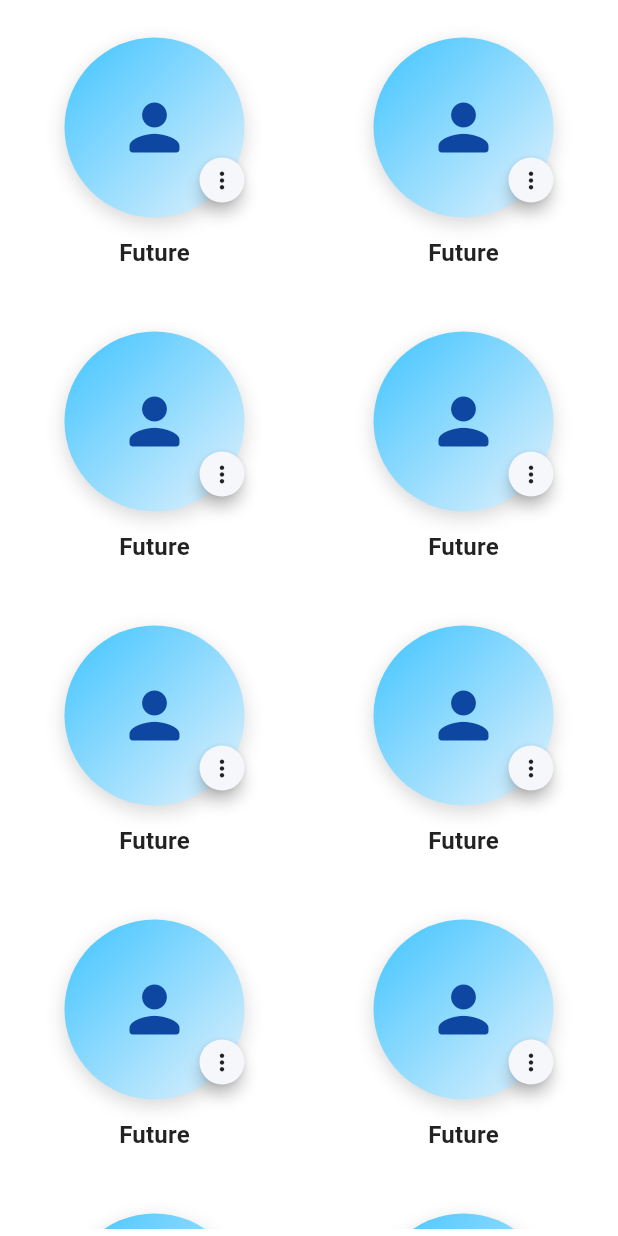
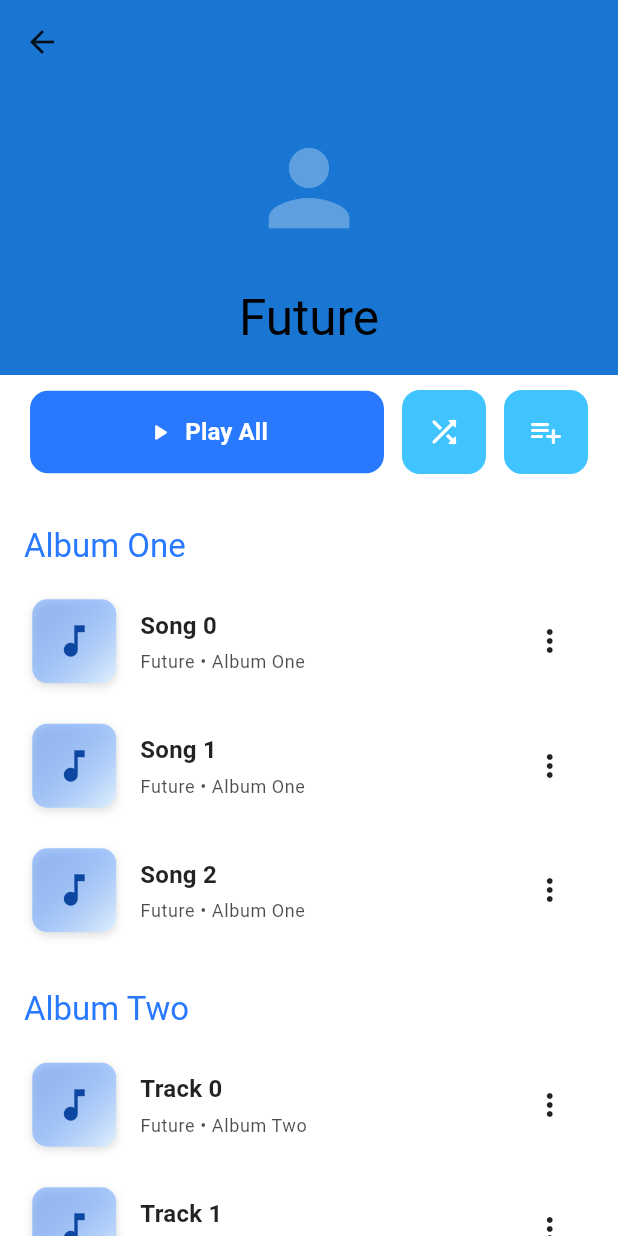
Before and after one commit to OpyrusDevOp/BetterTune, a Flutter app: the ArtistsPage widget shown alone on an empty page, opened directly, after a tap on "Future", on a phone screen of 412 x 824 dp. Run offline on Flutter 3.47's test engine with Material 3 defaults, Android fonts, the phone set to English and light mode, and no system bars.

Commit message:
feat: Implement artist, album, and playlist detail pages, introduce global action buttons and selection bottom bar, and update media listing pages.

```diff
--- /dev/null
+++ b/lib/models/playlist.dart
@@ -0,0 +1,13 @@
+class Playlist {
+  final String id;
+  final String name;
+  final int songCount;
+  final String? coverUrl;
+
+  const Playlist({
+    required this.id,
+    required this.name,
+    this.songCount = 0,
+    this.coverUrl,
+  });
+}
--- /dev/null
+++ b/lib/presentations/components/global_action_buttons.dart
@@ -0,0 +1,78 @@
+import 'package:flutter/material.dart';
+
+class GlobalActionButtons extends StatelessWidget {
+  final VoidCallback onPlayAll;
+  final VoidCallback onShuffle;
+  final VoidCallback onAddToPlaylist;
+
+  const GlobalActionButtons({
+    super.key,
+    required this.onPlayAll,
+    required this.onShuffle,
+    required this.onAddToPlaylist,
+  });
+
+  @override
+  Widget build(BuildContext context) {
+    final theme = Theme.of(context);
+    final colorScheme = theme.colorScheme;
+
+    return Padding(
+      padding: const EdgeInsets.symmetric(horizontal: 20.0, vertical: 10.0),
+      child: Row(
+        mainAxisAlignment: MainAxisAlignment.center,
+        children: [
+          // Play All Button (Prominent)
+          Expanded(
+            child: FilledButton.icon(
+              onPressed: onPlayAll,
+              style: FilledButton.styleFrom(
+                padding: const EdgeInsets.symmetric(vertical: 16),
+                backgroundColor: colorScheme.primary,
+                foregroundColor: colorScheme.onPrimary,
+                shape: RoundedRectangleBorder(
+                  borderRadius: BorderRadius.circular(12),
+                ),
+              ),
+              icon: const Icon(Icons.play_arrow_rounded),
+              label: const Text(
+                "Play All",
+                style: TextStyle(fontWeight: FontWeight.bold, fontSize: 16),
+              ),
+            ),
+          ),
+          const SizedBox(width: 12),
+          // Shuffle Button (Secondary)
+          IconButton.filledTonal(
+            onPressed: onShuffle,
+            style: IconButton.styleFrom(
+              padding: const EdgeInsets.all(16),
+              backgroundColor: colorScheme.secondaryContainer,
+              foregroundColor: colorScheme.onSecondaryContainer,
+              shape: RoundedRectangleBorder(
+                borderRadius: BorderRadius.circular(12),
+              ),
+            ),
+            icon: const Icon(Icons.shuffle_rounded),
+            tooltip: "Shuffle",
+          ),
+          const SizedBox(width: 12),
+          // Add to Playlist Button (Secondary)
+          IconButton.filledTonal(
+            onPressed: onAddToPlaylist,
+            style: IconButton.styleFrom(
+              padding: const EdgeInsets.all(16),
+              backgroundColor: colorScheme.secondaryContainer,
+              foregroundColor: colorScheme.onSecondaryContainer,
+              shape: RoundedRectangleBorder(
+                borderRadius: BorderRadius.circular(12),
+              ),
+            ),
+            icon: const Icon(Icons.playlist_add_rounded),
+            tooltip: "Add to Playlist",
+          ),
+        ],
+      ),
+    );
+  }
+}
--- /dev/null
+++ b/lib/presentations/components/selection_bottom_bar.dart
@@ -0,0 +1,80 @@
+import 'package:flutter/material.dart';
+
+class SelectionBottomBar extends StatelessWidget {
+  final int selectionCount;
+  final VoidCallback onPlay;
+  final VoidCallback onAddToPlaylist;
+  final VoidCallback? onDelete; // Optional, mainly for playlists
+
+  const SelectionBottomBar({
+    super.key,
+    required this.selectionCount,
+    required this.onPlay,
+    required this.onAddToPlaylist,
+    this.onDelete,
+  });
+
+  @override
+  Widget build(BuildContext context) {
+    if (selectionCount == 0) return const SizedBox.shrink();
+
+    final colorScheme = Theme.of(context).colorScheme;
+
+    return Container(
+      padding: const EdgeInsets.symmetric(horizontal: 20, vertical: 15),
+      margin: const EdgeInsets.all(15),
+      decoration: BoxDecoration(
+        color: colorScheme.surfaceContainer,
+        borderRadius: BorderRadius.circular(16),
+        boxShadow: [
+          BoxShadow(
+            color: Colors.black26,
+            blurRadius: 10,
+            offset: Offset(0, 4),
+          ),
+        ],
+      ),
+      child: Row(
+        mainAxisAlignment: MainAxisAlignment.spaceAround,
+        children: [
+          // Count Indicator
+          Container(
+            padding: const EdgeInsets.symmetric(horizontal: 12, vertical: 6),
+            decoration: BoxDecoration(
+              color: colorScheme.primary.withAlpha(30),
+              borderRadius: BorderRadius.circular(20),
+            ),
+            child: Text(
+              "$selectionCount Selected",
+              style: TextStyle(
+                color: colorScheme.primary,
+                fontWeight: FontWeight.bold,
+              ),
+            ),
+          ),
+          const Spacer(),
+          // Actions
+          IconButton(
+            onPressed: onPlay,
+            tooltip: "Play Selection",
+            icon: Icon(Icons.play_arrow_rounded, color: colorScheme.primary),
+          ),
+          IconButton(
+            onPressed: onAddToPlaylist,
+            tooltip: "Add to Playlist",
+            icon: Icon(Icons.playlist_add_rounded, color: colorScheme.primary),
+          ),
+          if (onDelete != null)
+            IconButton(
+              onPressed: onDelete,
+              tooltip: "Remove/Delete",
+              icon: Icon(
+                Icons.delete_outline_rounded,
+                color: colorScheme.error,
+              ),
+            ),
+        ],
+      ),
+    );
+  }
+}
--- a/lib/presentations/pages/artists_page.dart
+++ b/lib/presentations/pages/artists_page.dart
@@ -1,5 +1,7 @@
 import 'package:bettertune/models/artist.dart';
 import 'package:bettertune/presentations/components/artist_card.dart';
+import 'package:bettertune/presentations/components/selection_bottom_bar.dart';
+import 'package:bettertune/presentations/pages/details/artist_details_page.dart';
 import 'package:flutter/material.dart';
 
 class ArtistsPage extends StatefulWidget {
@@ -33,11 +35,14 @@ class ArtistsPageState extends State<ArtistsPage> {
         }
         if (context.mounted) Navigator.pop(context);
       },
-      child: Padding(
+      child: Stack(
+        children: [
+          Padding(
             padding: const EdgeInsets.all(5.0),
             child: GridView.count(
               crossAxisCount: 2,
               crossAxisSpacing: 10,
+              padding: const EdgeInsets.only(bottom: 100),
               children: List.generate(artists.length, (index) {
                 final artist = artists[index];
                 return ArtistCard(
@@ -45,10 +50,32 @@ class ArtistsPageState extends State<ArtistsPage> {
                   selectionMode: selectionMode,
                   isSelect: selectedArtists.contains(artist),
                   onSelection: () => onArtistSelection(artist),
-              onPress: () {},
+                  onPress: () {
+                    if (selectionMode) {
+                      onArtistSelection(artist);
+                    } else {
+                      Navigator.push(
+                        context,
+                        MaterialPageRoute(
+                          builder: (context) =>
+                              ArtistDetailsPage(artist: artist),
+                        ),
+                      );
+                    }
+                  },
                 );
               }),
             ),
+          ),
+          Align(
+            alignment: Alignment.bottomCenter,
+            child: SelectionBottomBar(
+              selectionCount: selectedArtists.length,
+              onPlay: () => print("Play Selected Artists"),
+              onAddToPlaylist: () => print("Add Selected Artists to Playlist"),
+            ),
+          ),
+        ],
       ),
     );
   }
--- /dev/null
+++ b/lib/presentations/pages/details/album_details_page.dart
@@ -0,0 +1,159 @@
+import 'package:bettertune/models/album.dart';
+import 'package:bettertune/models/song.dart';
+import 'package:bettertune/presentations/components/global_action_buttons.dart';
+import 'package:bettertune/presentations/components/selection_bottom_bar.dart';
+import 'package:bettertune/presentations/components/song_tile.dart';
+import 'package:flutter/material.dart';
+
+class AlbumDetailsPage extends StatefulWidget {
+  final Album album;
+
+  const AlbumDetailsPage({super.key, required this.album});
+
+  @override
+  State<AlbumDetailsPage> createState() => _AlbumDetailsPageState();
+}
+
+class _AlbumDetailsPageState extends State<AlbumDetailsPage> {
+  // Mock songs for this album
+  late List<Song> songs;
+  bool selectionMode = false;
+  Set<Song> selectedSongs = {};
+
+  @override
+  void initState() {
+    super.initState();
+    songs = List.generate(
+      12,
+      (index) => Song(
+        id: "${widget.album.id}_$index",
+        name: "Track ${index + 1}",
+        album: widget.album.title,
+        artist: widget.album.artist,
+        isFavorite: false,
+      ),
+    );
+  }
+
+  @override
+  Widget build(BuildContext context) {
+    return Scaffold(
+      body: Stack(
+        children: [
+          CustomScrollView(
+            slivers: [
+              // 1. Sliver AppBar with Hero Image
+              SliverAppBar(
+                expandedHeight: 300,
+                pinned: true,
+                flexibleSpace: FlexibleSpaceBar(
+                  title: Text(widget.album.title),
+                  centerTitle: true,
+                  background: Stack(
+                    fit: StackFit.expand,
+                    children: [
+                      Container(
+                        decoration: BoxDecoration(
+                          gradient: LinearGradient(
+                            colors: [
+                              Theme.of(context).primaryColor,
+                              Theme.of(context).colorScheme.surface,
+                            ],
+                            begin: Alignment.topCenter,
+                            end: Alignment.bottomCenter,
+                          ),
+                        ),
+                        child: Center(
+                          child: Icon(
+                            Icons.album,
+                            size: 100,
+                            color: Colors.white24,
+                          ),
+                        ),
+                      ),
+                      const DecoratedBox(
+                        decoration: BoxDecoration(
+                          gradient: LinearGradient(
+                            begin: Alignment.topCenter,
+                            end: Alignment.bottomCenter,
+                            colors: [Colors.transparent, Colors.black54],
+                          ),
+                        ),
+                      ),
+                    ],
+                  ),
+                ),
+              ),
+
+              // 2. Global Actions
+              SliverToBoxAdapter(
+                child: GlobalActionButtons(
+                  onPlayAll: () {
+                    print("Play All from Album");
+                  },
+                  onShuffle: () {
+                    print("Shuffle Album");
+                  },
+                  onAddToPlaylist: () {
+                    print("Add Album to Playlist");
+                  },
+                ),
+              ),
+
+              // 3. Song List
+              SliverList(
+                delegate: SliverChildBuilderDelegate((context, index) {
+                  final song = songs[index];
+                  final isSelected = selectedSongs.contains(song);
+                  return SongTile(
+                    song: song,
+                    isSelect: isSelected,
+                    selectionMode: selectionMode,
+                    onSelection: () => onSongSelection(song),
+                    onPress: () {
+                      if (selectionMode) {
+                        onSongSelection(song);
+                      } else {
+                        print("Play ${song.name}");
+                      }
+                    },
+                  );
+                }, childCount: songs.length),
+              ),
+              // Add padding at bottom for FAB or BottomBar
+              SliverPadding(padding: EdgeInsets.only(bottom: 100)),
+            ],
+          ),
+
+          // 4. Selection Action Bar
+          Align(
+            alignment: Alignment.bottomCenter,
+            child: SelectionBottomBar(
+              selectionCount: selectedSongs.length,
+              onPlay: () => print("Play Selected"),
+              onAddToPlaylist: () => print("Add Selected to Playlist"),
+            ),
+          ),
+        ],
+      ),
+    );
+  }
+
+  void onSongSelection(Song song) {
+    if (!selectionMode) {
+      setState(() => selectionMode = true);
+    }
+
+    setState(() {
+      if (selectedSongs.contains(song)) {
+        selectedSongs.remove(song);
+      } else {
+        selectedSongs.add(song);
+      }
+
+      if (selectedSongs.isEmpty) {
+        selectionMode = false;
+      }
+    });
+  }
+}
--- /dev/null
+++ b/lib/presentations/pages/details/artist_details_page.dart
@@ -0,0 +1,155 @@
+import 'package:bettertune/models/artist.dart';
+import 'package:bettertune/models/song.dart';
+import 'package:bettertune/presentations/components/global_action_buttons.dart';
+import 'package:bettertune/presentations/components/selection_bottom_bar.dart';
+import 'package:bettertune/presentations/components/song_tile.dart';
+import 'package:flutter/material.dart';
+
+class ArtistDetailsPage extends StatefulWidget {
+  final Artist artist;
+
+  const ArtistDetailsPage({super.key, required this.artist});
+
+  @override
+  State<ArtistDetailsPage> createState() => _ArtistDetailsPageState();
+}
+
+class _ArtistDetailsPageState extends State<ArtistDetailsPage> {
+  // Mock Data: Map of Album Name -> List of Songs
+  late Map<String, List<Song>> albums;
+  bool selectionMode = false;
+  Set<Song> selectedSongs = {};
+
+  @override
+  void initState() {
+    super.initState();
+    albums = {
+      "Album One": List.generate(
+        3,
+        (i) => Song(
+          id: "a1_$i",
+          name: "Song $i",
+          album: "Album One",
+          artist: widget.artist.name,
+          isFavorite: false,
+        ),
+      ),
+      "Album Two": List.generate(
+        4,
+        (i) => Song(
+          id: "a2_$i",
+          name: "Track $i",
+          album: "Album Two",
+          artist: widget.artist.name,
+          isFavorite: false,
+        ),
+      ),
+    };
+  }
+
+  @override
+  Widget build(BuildContext context) {
+    return Scaffold(
+      body: Stack(
+        children: [
+          CustomScrollView(
+            slivers: [
+              SliverAppBar(
+                expandedHeight: 250,
+                pinned: true,
+                flexibleSpace: FlexibleSpaceBar(
+                  title: Text(widget.artist.name),
+                  centerTitle: true,
+                  background: Stack(
+                    fit: StackFit.expand,
+                    children: [
+                      Container(color: Theme.of(context).primaryColorDark),
+                      Center(
+                        child: Icon(
+                          Icons.person,
+                          size: 80,
+                          color: Colors.white30,
+                        ),
+                      ),
+                    ],
+                  ),
+                ),
+              ),
+              SliverToBoxAdapter(
+                child: GlobalActionButtons(
+                  onPlayAll: () => print("Play All Artist"),
+                  onShuffle: () => print("Shuffle Artist"),
+                  onAddToPlaylist: () => print("Add Artist to Playlist"),
+                ),
+              ),
+              // Grouped List
+              SliverList(
+                delegate: SliverChildBuilderDelegate((context, index) {
+                  final albumName = albums.keys.elementAt(index);
+                  final albumSongs = albums[albumName]!;
+
+                  return Column(
+                    crossAxisAlignment: CrossAxisAlignment.start,
+                    children: [
+                      Padding(
+                        padding: const EdgeInsets.fromLTRB(16, 24, 16, 8),
+                        child: Text(
+                          albumName,
+                          style: Theme.of(context).textTheme.titleLarge
+                              ?.copyWith(color: Theme.of(context).primaryColor),
+                        ),
+                      ),
+                      ...albumSongs.map((song) {
+                        final isSelected = selectedSongs.contains(song);
+                        return SongTile(
+                          song: song,
+                          isSelect: isSelected,
+                          selectionMode: selectionMode,
+                          onSelection: () => onSongSelection(song),
+                          onPress: () {
+                            if (selectionMode) {
+                              onSongSelection(song);
+                            } else {
+                              print("Play ${song.name}");
+                            }
+                          },
+                        );
+                      }),
+                    ],
+                  );
+                }, childCount: albums.length),
+              ),
+              SliverPadding(padding: EdgeInsets.only(bottom: 100)),
+            ],
+          ),
+          Align(
+            alignment: Alignment.bottomCenter,
+            child: SelectionBottomBar(
+              selectionCount: selectedSongs.length,
+              onPlay: () => print("Play Selected"),
+              onAddToPlaylist: () => print("Add Selected to Playlist"),
+            ),
+          ),
+        ],
+      ),
+    );
+  }
+
+  void onSongSelection(Song song) {
+    if (!selectionMode) {
+      setState(() => selectionMode = true);
+    }
+
+    setState(() {
+      if (selectedSongs.contains(song)) {
+        selectedSongs.remove(song);
+      } else {
+        selectedSongs.add(song);
+      }
+
+      if (selectedSongs.isEmpty) {
+        selectionMode = false;
+      }
+    });
+  }
+}
--- a/lib/presentations/screens/main_screen.dart
+++ b/lib/presentations/screens/main_screen.dart
@@ -36,6 +36,7 @@ class MainScreenState extends State<MainScreen> {
       appBar: AppBar(
         backgroundColor: Colors.transparent,
         title: Text("Better Tune"),
+        forceMaterialTransparency: true,
         actions: [
           IconButton(onPressed: () {}, icon: Icon(Icons.search)),
           IconButton(
--- a/lib/presentations/screens/player_screen.dart
+++ b/lib/presentations/screens/player_screen.dart
@@ -18,6 +18,7 @@ class PlayerScreenState extends State<PlayerScreen>
   Widget build(BuildContext context) {
     return Scaffold(
       appBar: AppBar(
+        forceMaterialTransparency: true,
         leading: IconButton(
           onPressed: () => Navigator.of(context).pop(),
           icon: Icon(Icons.keyboard_arrow_down, size: 40),
```
Also changed, not shown: lib/presentations/pages/albums_page.dart (+29 -2 lines), lib/presentations/pages/details/playlist_details_page.dart (added, +112 -0 lines), lib/presentations/pages/playlists_page.dart (+32 -6 lines), lib/presentations/pages/songs_page.dart (+17 -1 lines). Lines whose indentation alone changed are shown as unchanged.
